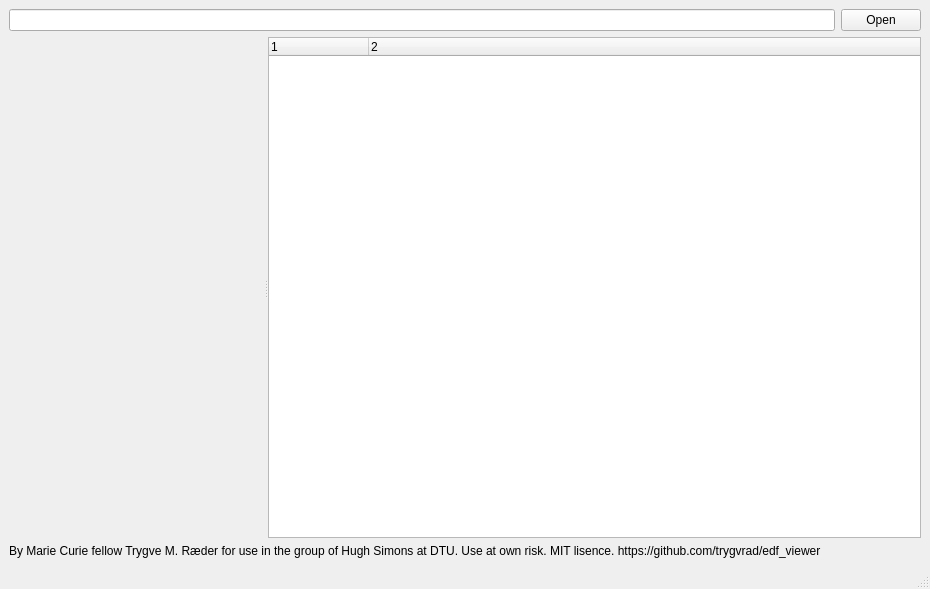
Qt form edf_view.ui (trygvrad/edf_viewer) before a commit.
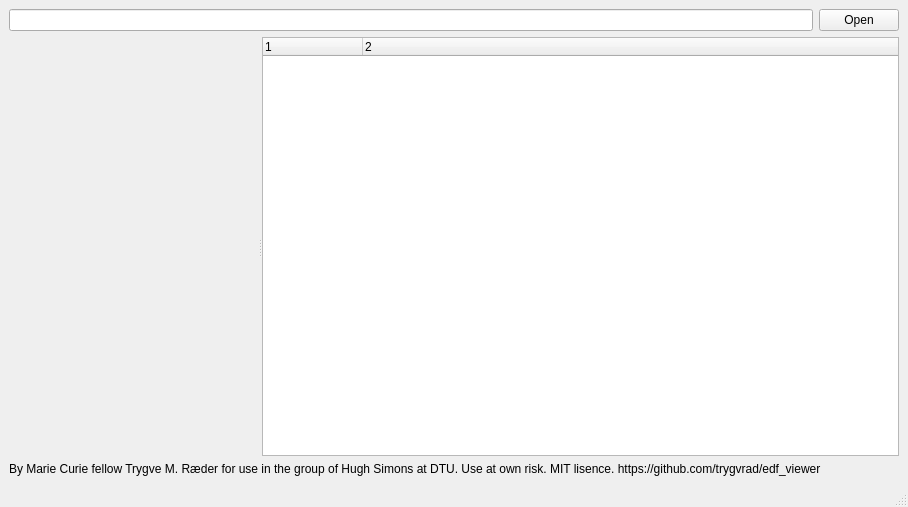
The same form after that commit. Custom widgets are drawn as their Qt base class.

Commit message: fixed æ

What changed in the file:
```diff
--- a/edf_view.ui
+++ b/edf_view.ui
@@ -6,8 +6,8 @@
    <rect>
     <x>0</x>
     <y>0</y>
-    <width>930</width>
-    <height>589</height>
+    <width>908</width>
+    <height>507</height>
    </rect>
   </property>
   <property name="windowTitle">
```
Left out of the diff: 2 changed lines with no effect on the pictures. The commit also changes 1 other file.
